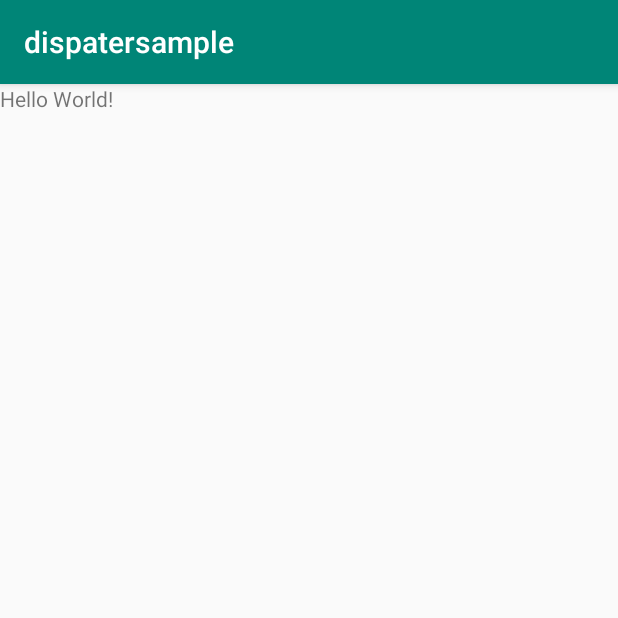
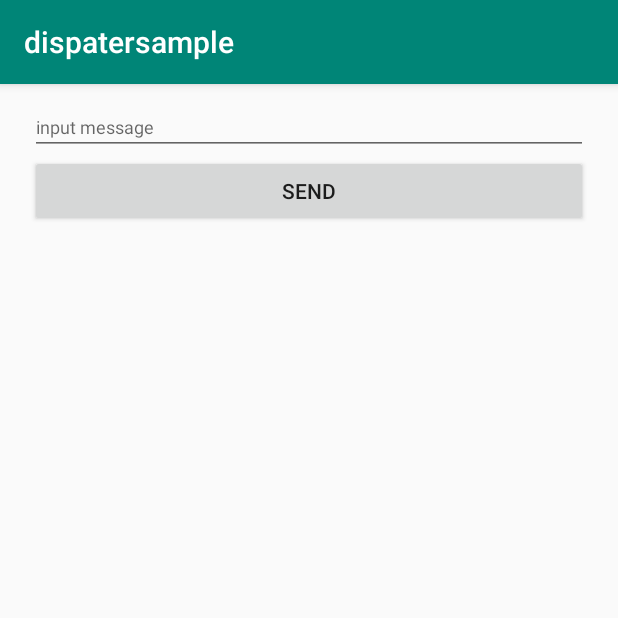
Before and after one commit to 0xZhangKe/WebSocketDemo, an Android app: the screen it shows after launch (MainActivity), on a phone screen of 412 x 824 dp, the top half of it. Run offline under Robolectric (Android 15) with nearby library versions, the phone set to English and light mode, and no system bars; libraries missing offline, so code that uses them is left out: org.java_websocket, org.java_websocket.drafts, org.java_websocket.framing; 6 statements that could not run were skipped.

Commit message:
完善示例代码

```diff
--- a/samples/dispatersample/src/main/java/com/zhangke/smaple/dispatersample/MainActivity.java
+++ b/samples/dispatersample/src/main/java/com/zhangke/smaple/dispatersample/MainActivity.java
@@ -1,14 +1,115 @@
 package com.zhangke.smaple.dispatersample;
 
 import android.os.Bundle;
+import android.text.TextUtils;
+import android.view.View;
+import android.widget.EditText;
+import android.widget.ScrollView;
+import android.widget.TextView;
+import android.widget.Toast;
 
 import androidx.appcompat.app.AppCompatActivity;
 
+import com.zhangke.websocket.SimpleListener;
+import com.zhangke.websocket.SocketListener;
+import com.zhangke.websocket.WebSocketHandler;
+import com.zhangke.websocket.response.ErrorResponse;
+
+import org.java_websocket.framing.Framedata;
+
+import java.nio.ByteBuffer;
+
 public class MainActivity extends AppCompatActivity {
+
+    private EditText etContent;
+    private TextView tvMsg;
+    private ScrollView scrollView;
+
+    private SocketListener socketListener = new SimpleListener() {
+        @Override
+        public void onConnected() {
+            appendMsgDisplay("onConnected");
+        }
+
+        @Override
+        public void onConnectFailed(Throwable e) {
+            if (e != null) {
+                appendMsgDisplay("onConnectFailed:" + e.toString());
+            } else {
+                appendMsgDisplay("onConnectFailed:null");
+            }
+        }
+
+        @Override
+        public void onDisconnect() {
+            appendMsgDisplay("onDisconnect");
+        }
+
+        @Override
+        public void onSendDataError(ErrorResponse errorResponse) {
+            appendMsgDisplay(errorResponse.getDescription());
+            errorResponse.release();
+        }
+
+        @Override
+        public <T> void onMessage(String message, T data) {
+            if (data instanceof CommonResponseEntity) {
+                CommonResponseEntity responseEntity = (CommonResponseEntity) data;
+                appendMsgDisplay(responseEntity.getMessage());
+            }
+        }
+
+    };
 
     @Override
     protected void onCreate(Bundle savedInstanceState) {
         super.onCreate(savedInstanceState);
         setContentView(R.layout.activity_main);
+
+        initView();
+
+        WebSocketHandler.getDefault().addListener(socketListener);
+
+    }
+
+    private void initView() {
+        etContent = (EditText) findViewById(R.id.et_content);
+        tvMsg = (TextView) findViewById(R.id.tv_msg);
+        scrollView = (ScrollView) findViewById(R.id.scroll_view);
+
+        findViewById(R.id.btn_send).setOnClickListener(new View.OnClickListener() {
+            @Override
+            public void onClick(View v) {
+                String text = etContent.getText().toString();
+                if (TextUtils.isEmpty(text)) {
+                    Toast.makeText(MainActivity.this, "输入不能为空", Toast.LENGTH_SHORT).show();
+                    return;
+                }
+                WebSocketHandler.getDefault().send(text);
+            }
+        });
+    }
+
+    @Override
+    protected void onDestroy() {
+        super.onDestroy();
+        WebSocketHandler.getDefault().removeListener(socketListener);
+    }
+
+    private void appendMsgDisplay(String msg) {
+        StringBuilder textBuilder = new StringBuilder();
+        if (!TextUtils.isEmpty(tvMsg.getText())) {
+            textBuilder.append(tvMsg.getText().toString());
+            textBuilder.append("\n");
+        }
+        textBuilder.append(msg);
+        textBuilder.append("\n");
+        tvMsg.setText(textBuilder.toString());
+        tvMsg.post(new Runnable() {
+            @Override
+            public void run() {
+                scrollView.fullScroll(ScrollView.FOCUS_DOWN);
+            }
+        });
     }
 }
--- a/samples/dispatersample/src/main/res/layout/activity_main.xml
+++ b/samples/dispatersample/src/main/res/layout/activity_main.xml
@@ -1,11 +1,43 @@
 <?xml version="1.0" encoding="utf-8"?>
-<FrameLayout xmlns:android="http://schemas.android.com/apk/res/android"
+<LinearLayout xmlns:android="http://schemas.android.com/apk/res/android"
     android:layout_width="match_parent"
-    android:layout_height="match_parent">
+    android:layout_height="match_parent"
+    android:focusable="true"
+    android:focusableInTouchMode="true"
+    android:gravity="center"
+    android:orientation="vertical">
 
-    <TextView
-        android:layout_width="wrap_content"
+    <EditText
+        android:id="@+id/et_content"
+        android:layout_width="match_parent"
         android:layout_height="wrap_content"
-        android:text="Hello World!" />
+        android:layout_marginStart="20dp"
+        android:layout_marginTop="10dp"
+        android:layout_marginEnd="20dp"
+        android:hint="input message"
+        android:textSize="12sp" />
 
-</FrameLayout>
+    <Button
+        android:id="@+id/btn_send"
+        android:layout_width="match_parent"
+        android:layout_height="wrap_content"
+        android:layout_marginStart="20dp"
+        android:layout_marginEnd="20dp"
+        android:text="SEND" />
+
+    <ScrollView
+        android:id="@+id/scroll_view"
+        android:layout_width="match_parent"
+        android:layout_height="match_parent"
+        android:fillViewport="true"
+        android:paddingBottom="20dp">
+
+        <TextView
+            android:id="@+id/tv_msg"
+            android:layout_width="match_parent"
+            android:layout_height="match_parent"
+            android:layout_marginLeft="30dp"
+            android:layout_marginTop="10dp"
+            android:layout_marginRight="30dp" />
+    </ScrollView>
+</LinearLayout>
--- a/samples/simple/src/main/java/com/zhangke/websocketdemo/TestActivity.java
+++ b/samples/simple/src/main/java/com/zhangke/websocketdemo/TestActivity.java
@@ -46,6 +46,7 @@ public class TestActivity extends AppCompatActivity {
         @Override
         public void onSendDataError(ErrorResponse errorResponse) {
             appendMsgDisplay("onSendDataError:" + errorResponse.toString());
+            errorResponse.release();
         }
 
         @Override
```
Also changed, not shown: samples/dispatersample/src/main/java/com/zhangke/smaple/dispatersample/AppResponseDispatcher.java (+42 -4 lines).
